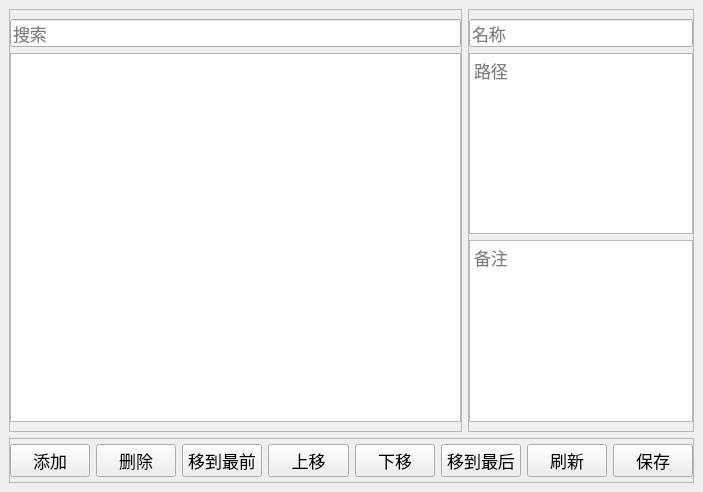
Qt form ui/main_window.ui (suifengpiaoyang/PathManager) before a commit.
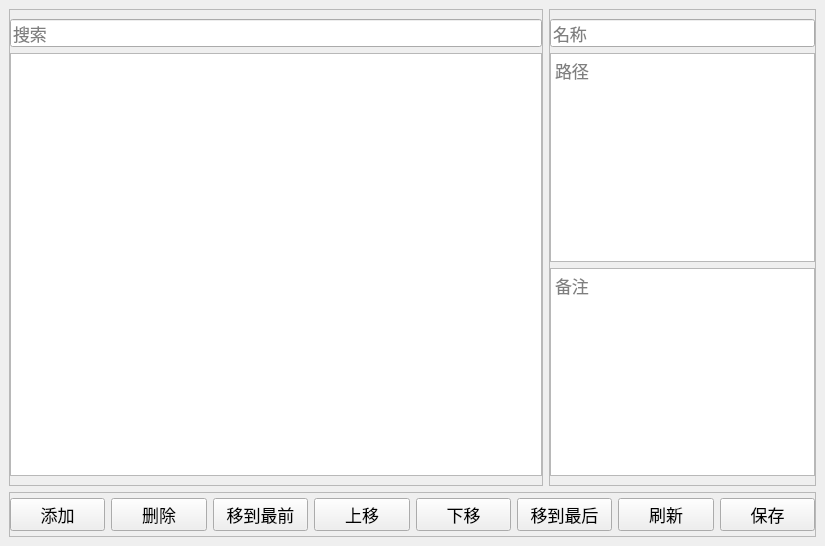
The same form after that commit. Custom widgets are drawn as their Qt base class.

Commit message: 更改ui大小

Diff of the .ui file:
```diff
--- a/ui/main_window.ui
+++ b/ui/main_window.ui
@@ -6,8 +6,8 @@
    <rect>
     <x>0</x>
     <y>0</y>
-    <width>703</width>
-    <height>492</height>
+    <width>825</width>
+    <height>546</height>
    </rect>
   </property>
   <property name="font">
```
Left out of the diff: 4 changed lines with no effect on the pictures. The commit also changes 1 other file.
